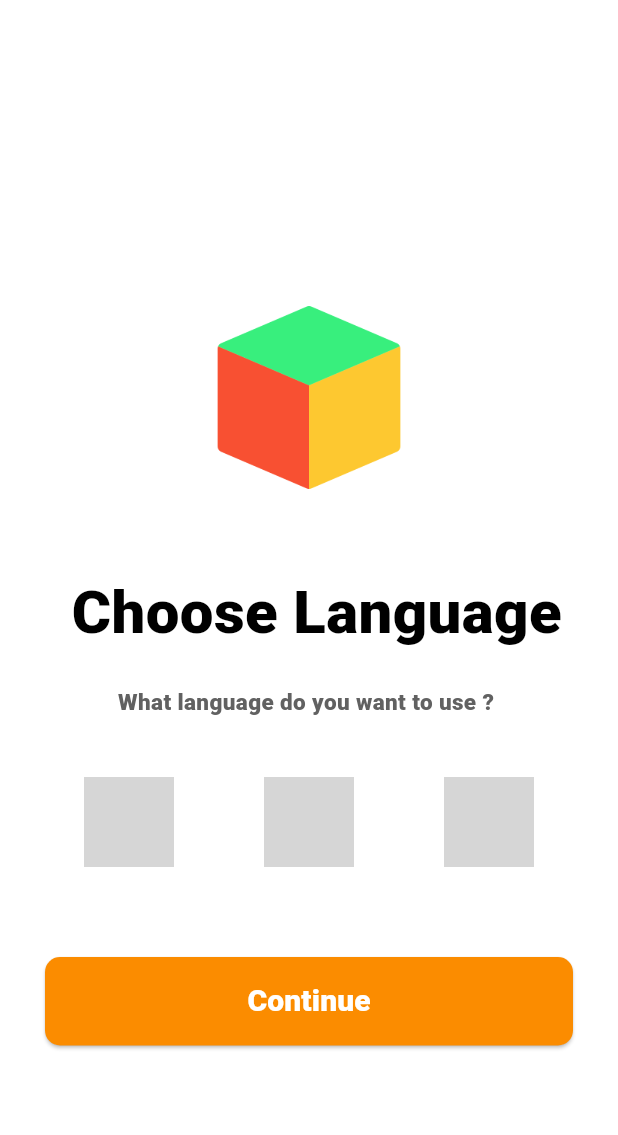
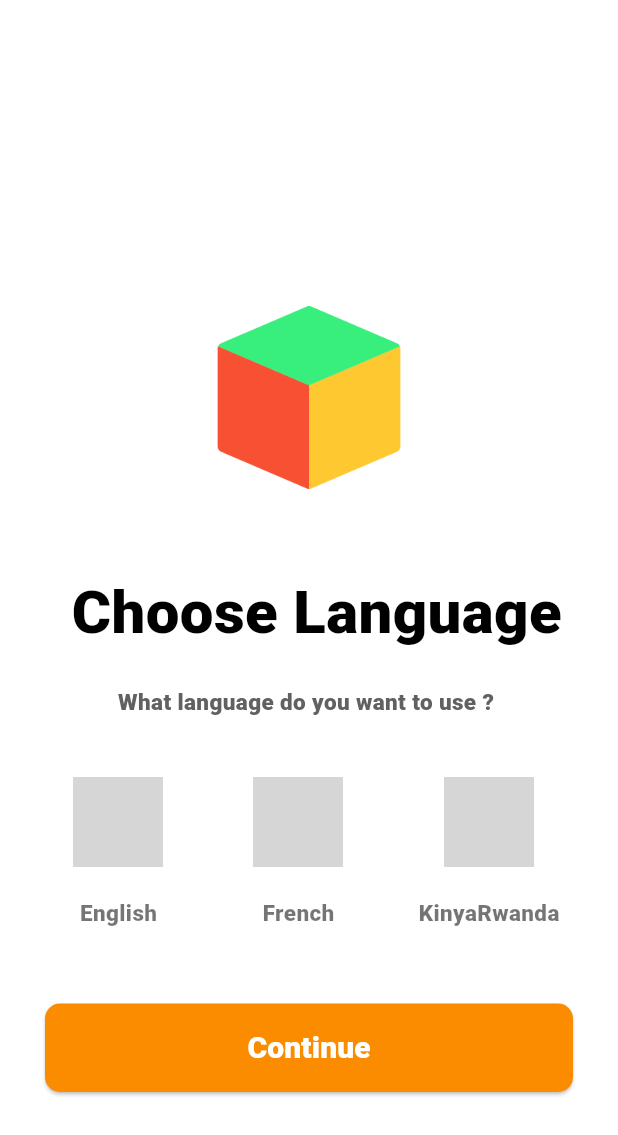
Before and after one commit to ChrisKamanzi/lost-and-found, a Flutter app: the screen it shows after launch, on a phone screen of 412 x 824 dp. Shown: the top 1135 px of the screen. Run offline on Flutter 3.47's test engine with Material 3 defaults, Android fonts, the phone set to English and light mode, and no system bars; our stand-ins replace dio, flutter_map, flutter_riverpod, go_router, google_fonts, image_picker and 4 more; generated files the repository leaves out were written again; Roboto replaces fonts that are missing (Brawler); grey boxes are pictures that could not be loaded.

Commit message:
Localisation : Edited some translation UI

```diff
--- a/lib/l10n/app_en.arb
+++ b/lib/l10n/app_en.arb
@@ -1,5 +1,12 @@
 {
   "@@locale": "en",
+
+
+  "english" : "English",
+  "french" : "French",
+  "kinyarwanda" : "KinyaRwanda",
+
+
   "loginTitle": "Log In.",
   "emailLabel": "Email",
   "passwordLabel": "Password",
--- a/lib/l10n/app_fr.arb
+++ b/lib/l10n/app_fr.arb
@@ -1,5 +1,10 @@
 {
   "@@locale": "fr",
+
+  "english" : "Anglais",
+  "french" : "Francais",
+  "kinyarwanda" : "KinyaRwanda",
+
   "loginTitle": "Connexion.",
   "emailLabel": "Email",
   "passwordLabel": "Mot de passe",
--- a/lib/l10n/app_rw.arb
+++ b/lib/l10n/app_rw.arb
@@ -1,5 +1,10 @@
 {
   "@@locale": "rw",
+
+  "english" : "Icyongereza",
+  "french" : "Igifaransa",
+  "kinyarwanda" : "IkinyaRwanda",
+
   "loginTitle": "Injira.",
   "emailLabel": "Imeli",
   "passwordLabel": "Ijambo ry’ibanga",
@@ -19,7 +24,7 @@
   "resetPassword": "Hindura ijambo ry’ibanga",
 
 
-  "reportFoundTitle": "IBBIKORESHO BYABONETSE",
+  "reportFoundTitle": "IBIKORESHO BYABONETSE",
   "reportFoundDescription": "Ikintu cyatakaye cyangwa cyabonetse gishobora gutangazwa cyangwa hakarebwa itangazo rishyirwaho",
   "searchMapTitle": "Shakisha kuri Karita",
   "searchMapDescription": "Shakisha ibintu byatakaye cyangwa byabonetse hafi yawe bikagaragara kuri karita",
--- a/lib/pages/authentication/into/language_selection.dart
+++ b/lib/pages/authentication/into/language_selection.dart
@@ -49,6 +49,8 @@ class LanguageSelectionScreen extends ConsumerWidget {
             Row(
               mainAxisAlignment: MainAxisAlignment.center,
               children: [
+                Column(
+                  children: [
                     Container(
                       padding: EdgeInsets.all(10),
                       decoration: BoxDecoration(
@@ -71,7 +73,24 @@ class LanguageSelectionScreen extends ConsumerWidget {
                         ),
                       ),
                     ),
+                    SizedBox(height: 10,),
+
+                    Text(
+                      AppLocalizations.of(context)!.english,
+                      style: GoogleFonts.brawler(
+                        textStyle: TextStyle(
+                          fontSize: 15,
+                          fontWeight: FontWeight.w800,
+                          color: Colors.black54
+                        )
+                      ),
+
+                    )
+                  ],
+                ),
                 SizedBox(width: 40),
+                Column(
+                  children: [
                     Container(
                       padding: EdgeInsets.all(10),
                       decoration: BoxDecoration(
@@ -94,7 +113,23 @@ class LanguageSelectionScreen extends ConsumerWidget {
                         ),
                       ),
                     ),
+                    SizedBox(height: 10,),
+                    Text(
+                      AppLocalizations.of(context)!.french,
+                      style: GoogleFonts.brawler(
+                        textStyle: TextStyle(
+                          fontSize: 15,
+                          fontWeight: FontWeight.w800,
+                          color: Colors.black54,
+                        )
+                      ),
+
+                    )
+                  ],
+                ),
                 SizedBox(width: 40),
+                Column(
+                  children: [
                     Container(
                       padding: const EdgeInsets.all(10),
                       decoration: BoxDecoration(
@@ -117,6 +152,19 @@ class LanguageSelectionScreen extends ConsumerWidget {
                         ),
                       ),
                     ),
+                    SizedBox(height: 10,),
+                    Text(
+                      AppLocalizations.of(context)!.kinyarwanda,
+                      style: GoogleFonts.brawler(
+                        textStyle: TextStyle(
+                          fontWeight: FontWeight.w800,
+                          fontSize: 15,
+                          color: Colors.black54
+                        )
+                      ),
+                    )
+                  ],
+                ),
 
               ],
             ),
--- a/lib/stateManagment/Notifier/reset_password_notifier.dart
+++ b/lib/stateManagment/Notifier/reset_password_notifier.dart
@@ -68,7 +68,6 @@ class ResetNotifier extends StateNotifier<ResetPasswordModel> {
         );
       }
     } catch (e) {
-      print('Reset error: $e');
       ScaffoldMessenger.of(context).showSnackBar(
         const SnackBar(content: Text('An error occurred.')),
       );
```
Also changed, not shown: lib/pages/authentication/forgot_password.dart (+5 -4 lines), lib/stateManagment/Notifier/user_notifier.dart (+16 -1 lines), lib/stateManagment/Notifier/villages_notifier.dart (+8 -1 lines). Lines whose indentation alone changed are shown as unchanged.
